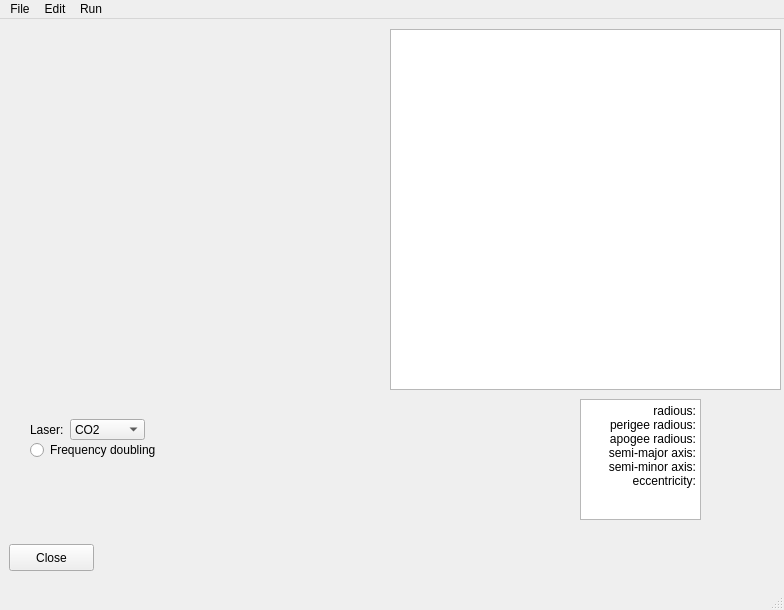
kajsaER/LODR, file Subsystems/GUI.ui: the form before one commit.
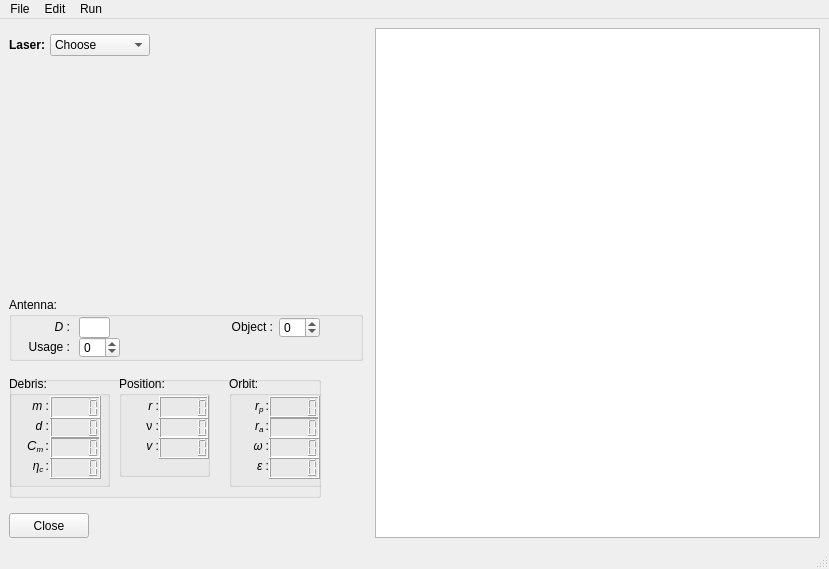
The form after the commit.

```diff
--- a/Subsystems/GUI.ui
+++ b/Subsystems/GUI.ui
@@ -6,120 +6,572 @@
    <rect>
     <x>0</x>
     <y>0</y>
-    <width>784</width>
-    <height>610</height>
+    <width>829</width>
+    <height>569</height>
    </rect>
   </property>
+  <property name="minimumSize">
+   <size>
+    <width>0</width>
+    <height>0</height>
+   </size>
+  </property>
   <property name="windowTitle">
    <string>MainWindow</string>
   </property>
-  <widget class="QWidget" name="centralwidget">
-   <widget class="QPushButton" name="closeBtn">
-    <property name="geometry">
-     <rect>
-      <x>9</x>
-      <y>525</y>
-      <width>85</width>
-      <height>27</height>
-     </rect>
-    </property>
-    <property name="text">
-     <string>Close</string>
-    </property>
-   </widget>
-   <widget class="QGraphicsView" name="plotView">
-    <property name="enabled">
-     <bool>true</bool>
-    </property>
-    <property name="geometry">
-     <rect>
-      <x>390</x>
-      <y>10</y>
-      <width>391</width>
-      <height>361</height>
-     </rect>
-    </property>
-   </widget>
-   <widget class="QTextBrowser" name="textBrowser">
-    <property name="geometry">
-     <rect>
-      <x>580</x>
-      <y>380</y>
-      <width>121</width>
-      <height>121</height>
-     </rect>
-    </property>
-    <property name="html">
-     <string>&lt;!DOCTYPE HTML PUBLIC &quot;-//W3C//DTD HTML 4.0//EN&quot; &quot;http://www.w3.org/TR/REC-html40/strict.dtd&quot;&gt;
-&lt;html&gt;&lt;head&gt;&lt;meta name=&quot;qrichtext&quot; content=&quot;1&quot; /&gt;&lt;style type=&quot;text/css&quot;&gt;
-p, li { white-space: pre-wrap; }
-&lt;/style&gt;&lt;/head&gt;&lt;body style=&quot; font-family:'Noto Sans'; font-size:9pt; font-weight:400; font-style:normal;&quot;&gt;
-&lt;p align=&quot;right&quot; style=&quot; margin-top:0px; margin-bottom:0px; margin-left:0px; margin-right:0px; -qt-block-indent:0; text-indent:0px;&quot;&gt;radious:&lt;/p&gt;
-&lt;p align=&quot;right&quot; style=&quot; margin-top:0px; margin-bottom:0px; margin-left:0px; margin-right:0px; -qt-block-indent:0; text-indent:0px;&quot;&gt;perigee radious:&lt;/p&gt;
-&lt;p align=&quot;right&quot; style=&quot; margin-top:0px; margin-bottom:0px; margin-left:0px; margin-right:0px; -qt-block-indent:0; text-indent:0px;&quot;&gt;apogee radious:&lt;/p&gt;
-&lt;p align=&quot;right&quot; style=&quot; margin-top:0px; margin-bottom:0px; margin-left:0px; margin-right:0px; -qt-block-indent:0; text-indent:0px;&quot;&gt;semi-major axis:&lt;/p&gt;
-&lt;p align=&quot;right&quot; style=&quot; margin-top:0px; margin-bottom:0px; margin-left:0px; margin-right:0px; -qt-block-indent:0; text-indent:0px;&quot;&gt;semi-minor axis:&lt;/p&gt;
-&lt;p align=&quot;right&quot; style=&quot; margin-top:0px; margin-bottom:0px; margin-left:0px; margin-right:0px; -qt-block-indent:0; text-indent:0px;&quot;&gt;eccentricity:&lt;/p&gt;&lt;/body&gt;&lt;/html&gt;</string>
-    </property>
-   </widget>
-   <widget class="QLabel" name="label">
-    <property name="geometry">
-     <rect>
-      <x>30</x>
-      <y>400</y>
-      <width>41</width>
-      <height>21</height>
-     </rect>
-    </property>
-    <property name="text">
-     <string>Laser: </string>
-    </property>
-   </widget>
-   <widget class="QComboBox" name="laserType">
-    <property name="geometry">
-     <rect>
-      <x>70</x>
-      <y>400</y>
-      <width>75</width>
-      <height>21</height>
-     </rect>
-    </property>
-    <item>
-     <property name="text">
-      <string>CO2</string>
-     </property>
+  <widget class="QWidget" name="central_widget">
+   <layout class="QGridLayout" name="gridLayout">
+    <item row="4" column="0" colspan="4">
+     <widget class="QGroupBox" name="groupBox">
+      <property name="minimumSize">
+       <size>
+        <width>200</width>
+        <height>64</height>
+       </size>
+      </property>
+      <property name="title">
+       <string>Antenna:</string>
+      </property>
+      <widget class="QLabel" name="label">
+       <property name="geometry">
+        <rect>
+         <x>30</x>
+         <y>20</y>
+         <width>31</width>
+         <height>21</height>
+        </rect>
+       </property>
+       <property name="text">
+        <string>&lt;html&gt;&lt;head/&gt;&lt;body&gt;&lt;p align=&quot;right&quot;&gt;&lt;span style=&quot; font-style:italic;&quot;&gt;D&lt;/span&gt; :&lt;/p&gt;&lt;/body&gt;&lt;/html&gt;</string>
+       </property>
+      </widget>
+      <widget class="QLineEdit" name="lineEdit">
+       <property name="geometry">
+        <rect>
+         <x>70</x>
+         <y>20</y>
+         <width>31</width>
+         <height>21</height>
+        </rect>
+       </property>
+       <property name="text">
+        <string comment="textdisambiguation" extracomment="textcomment"/>
+       </property>
+       <property name="dragEnabled">
+        <bool>false</bool>
+       </property>
+       <property name="placeholderText">
+        <string comment="placeholdertextdisam" extracomment="placecomment"/>
+       </property>
+      </widget>
+      <widget class="QSpinBox" name="percent">
+       <property name="geometry">
+        <rect>
+         <x>70</x>
+         <y>40</y>
+         <width>41</width>
+         <height>21</height>
+        </rect>
+       </property>
+       <property name="wrapping">
+        <bool>true</bool>
+       </property>
+       <property name="suffix">
+        <string comment="%"/>
+       </property>
+       <property name="maximum">
+        <number>100</number>
+       </property>
+      </widget>
+      <widget class="QLabel" name="label_2">
+       <property name="geometry">
+        <rect>
+         <x>0</x>
+         <y>40</y>
+         <width>61</width>
+         <height>21</height>
+        </rect>
+       </property>
+       <property name="text">
+        <string>&lt;html&gt;&lt;head/&gt;&lt;body&gt;&lt;p align=&quot;right&quot;&gt;Usage :&lt;/p&gt;&lt;/body&gt;&lt;/html&gt;</string>
+       </property>
+      </widget>
+      <widget class="QSpinBox" name="percent_2">
+       <property name="geometry">
+        <rect>
+         <x>270</x>
+         <y>20</y>
+         <width>41</width>
+         <height>21</height>
+        </rect>
+       </property>
+       <property name="wrapping">
+        <bool>true</bool>
+       </property>
+       <property name="suffix">
+        <string comment="%"/>
+       </property>
+       <property name="maximum">
+        <number>100</number>
+       </property>
+      </widget>
+      <widget class="QLabel" name="label_3">
+       <property name="geometry">
+        <rect>
+         <x>217</x>
+         <y>20</y>
+         <width>47</width>
+         <height>21</height>
+        </rect>
+       </property>
+       <property name="text">
+        <string>&lt;html&gt;&lt;head/&gt;&lt;body&gt;&lt;p align=&quot;right&quot;&gt;Object :&lt;/p&gt;&lt;/body&gt;&lt;/html&gt;</string>
+       </property>
+      </widget>
+     </widget>
     </item>
-    <item>
-     <property name="text">
-      <string>Nd:YAG</string>
-     </property>
+    <item row="1" column="0">
+     <widget class="QLabel" name="label_laser">
+      <property name="minimumSize">
+       <size>
+        <width>35</width>
+        <height>0</height>
+       </size>
+      </property>
+      <property name="maximumSize">
+       <size>
+        <width>35</width>
+        <height>16777215</height>
+       </size>
+      </property>
+      <property name="text">
+       <string>&lt;html&gt;&lt;head/&gt;&lt;body&gt;&lt;p&gt;&lt;span style=&quot; font-weight:600;&quot;&gt;Laser: &lt;/span&gt;&lt;/p&gt;&lt;/body&gt;&lt;/html&gt;</string>
+      </property>
+     </widget>
     </item>
-    <item>
-     <property name="text">
-      <string>TiS</string>
-     </property>
+    <item row="3" column="0">
+     <spacer name="verticalSpacer_2">
+      <property name="orientation">
+       <enum>Qt::Vertical</enum>
+      </property>
+      <property name="sizeHint" stdset="0">
+       <size>
+        <width>20</width>
+        <height>36</height>
+       </size>
+      </property>
+     </spacer>
     </item>
-   </widget>
-   <widget class="QRadioButton" name="freqDub">
-    <property name="geometry">
-     <rect>
-      <x>30</x>
-      <y>420</y>
-      <width>161</width>
-      <height>22</height>
-     </rect>
-    </property>
-    <property name="text">
-     <string>Frequency doubling</string>
-    </property>
-   </widget>
+    <item row="5" column="0">
+     <spacer name="verticalSpacer">
+      <property name="orientation">
+       <enum>Qt::Vertical</enum>
+      </property>
+      <property name="sizeHint" stdset="0">
+       <size>
+        <width>20</width>
+        <height>36</height>
+       </size>
+      </property>
+     </spacer>
+    </item>
+    <item row="6" column="0" colspan="3">
+     <widget class="QGroupBox" name="groupBox_2">
+      <property name="minimumSize">
+       <size>
+        <width>312</width>
+        <height>122</height>
+       </size>
+      </property>
+      <property name="title">
+       <string/>
+      </property>
+      <widget class="QGroupBox" name="DebrisGroup">
+       <property name="geometry">
+        <rect>
+         <x>0</x>
+         <y>0</y>
+         <width>101</width>
+         <height>111</height>
+        </rect>
+       </property>
+       <property name="title">
+        <string>Debris:</string>
+       </property>
+       <widget class="QLCDNumber" name="num_etac">
+        <property name="geometry">
+         <rect>
+          <x>41</x>
+          <y>80</y>
+          <width>51</width>
+          <height>23</height>
+         </rect>
+        </property>
+       </widget>
+       <widget class="QLabel" name="label_etac">
+        <property name="geometry">
+         <rect>
+          <x>10</x>
+          <y>80</y>
+          <width>30</width>
+          <height>20</height>
+         </rect>
+        </property>
+        <property name="text">
+         <string>&lt;html&gt;&lt;head/&gt;&lt;body&gt;&lt;p align=&quot;right&quot;&gt;&lt;span style=&quot; font-style:italic;&quot;&gt;η&lt;/span&gt;&lt;span style=&quot; font-style:italic; vertical-align:sub;&quot;&gt;c &lt;/span&gt;:&lt;/p&gt;&lt;/body&gt;&lt;/html&gt;</string>
+        </property>
+       </widget>
+       <widget class="QLabel" name="label_Cm">
+        <property name="geometry">
+         <rect>
+          <x>-1</x>
+          <y>60</y>
+          <width>41</width>
+          <height>20</height>
+         </rect>
+        </property>
+        <property name="text">
+         <string>&lt;html&gt;&lt;head/&gt;&lt;body&gt;&lt;p align=&quot;right&quot;&gt;&lt;span style=&quot; font-size:10pt; font-style:italic;&quot;&gt;C&lt;/span&gt;&lt;span style=&quot; font-size:10pt; font-style:italic; vertical-align:sub;&quot;&gt;m &lt;/span&gt;&lt;span style=&quot; font-size:10pt;&quot;&gt;:&lt;/span&gt;&lt;/p&gt;&lt;/body&gt;&lt;/html&gt;</string>
+        </property>
+       </widget>
+       <widget class="QLabel" name="label_m">
+        <property name="geometry">
+         <rect>
+          <x>10</x>
+          <y>20</y>
+          <width>30</width>
+          <height>20</height>
+         </rect>
+        </property>
+        <property name="text">
+         <string>&lt;html&gt;&lt;head/&gt;&lt;body&gt;&lt;p align=&quot;right&quot;&gt;&lt;span style=&quot; font-style:italic;&quot;&gt;m &lt;/span&gt;:&lt;/p&gt;&lt;/body&gt;&lt;/html&gt;</string>
+        </property>
+       </widget>
+       <widget class="QLCDNumber" name="num_d">
+        <property name="geometry">
+         <rect>
+          <x>41</x>
+          <y>40</y>
+          <width>51</width>
+          <height>23</height>
+         </rect>
+        </property>
+       </widget>
+       <widget class="QLCDNumber" name="num_m">
+        <property name="geometry">
+         <rect>
+          <x>41</x>
+          <y>20</y>
+          <width>51</width>
+          <height>23</height>
+         </rect>
+        </property>
+       </widget>
+       <widget class="QLabel" name="label_d">
+        <property name="geometry">
+         <rect>
+          <x>10</x>
+          <y>40</y>
+          <width>30</width>
+          <height>20</height>
+         </rect>
+        </property>
+        <property name="text">
+         <string>&lt;html&gt;&lt;head/&gt;&lt;body&gt;&lt;p align=&quot;right&quot;&gt;&lt;span style=&quot; font-style:italic;&quot;&gt;d &lt;/span&gt;:&lt;/p&gt;&lt;/body&gt;&lt;/html&gt;</string>
+        </property>
+       </widget>
+       <widget class="QLCDNumber" name="num_Cm">
+        <property name="geometry">
+         <rect>
+          <x>41</x>
+          <y>60</y>
+          <width>51</width>
+          <height>23</height>
+         </rect>
+        </property>
+       </widget>
+      </widget>
+      <widget class="QGroupBox" name="PositionGroup">
+       <property name="geometry">
+        <rect>
+         <x>110</x>
+         <y>0</y>
+         <width>91</width>
+         <height>101</height>
+        </rect>
+       </property>
+       <property name="title">
+        <string>Position:</string>
+       </property>
+       <widget class="QLCDNumber" name="num_v">
+        <property name="geometry">
+         <rect>
+          <x>40</x>
+          <y>60</y>
+          <width>50</width>
+          <height>23</height>
+         </rect>
+        </property>
+       </widget>
+       <widget class="QLabel" name="label_r">
+        <property name="geometry">
+         <rect>
+          <x>20</x>
+          <y>20</y>
+          <width>20</width>
+          <height>20</height>
+         </rect>
+        </property>
+        <property name="text">
+         <string>&lt;html&gt;&lt;head/&gt;&lt;body&gt;&lt;p align=&quot;right&quot;&gt;&lt;span style=&quot; font-style:italic;&quot;&gt;r &lt;/span&gt;:&lt;/p&gt;&lt;/body&gt;&lt;/html&gt;</string>
+        </property>
+       </widget>
+       <widget class="QLabel" name="label_v">
+        <property name="geometry">
+         <rect>
+          <x>20</x>
+          <y>60</y>
+          <width>20</width>
+          <height>20</height>
+         </rect>
+        </property>
+        <property name="text">
+         <string>&lt;html&gt;&lt;head/&gt;&lt;body&gt;&lt;p align=&quot;right&quot;&gt;&lt;span style=&quot; font-style:italic;&quot;&gt;v &lt;/span&gt;:&lt;/p&gt;&lt;/body&gt;&lt;/html&gt;</string>
+        </property>
+       </widget>
+       <widget class="QLabel" name="label_nu">
+        <property name="geometry">
+         <rect>
+          <x>20</x>
+          <y>40</y>
+          <width>20</width>
+          <height>20</height>
+         </rect>
+        </property>
+        <property name="text">
+         <string>&lt;html&gt;&lt;head/&gt;&lt;body&gt;&lt;p align=&quot;right&quot;&gt;ν :&lt;/p&gt;&lt;/body&gt;&lt;/html&gt;</string>
+        </property>
+       </widget>
+       <widget class="QLCDNumber" name="num_nu">
+        <property name="geometry">
+         <rect>
+          <x>40</x>
+          <y>40</y>
+          <width>50</width>
+          <height>23</height>
+         </rect>
+        </property>
+       </widget>
+       <widget class="QLCDNumber" name="num_r">
+        <property name="geometry">
+         <rect>
+          <x>40</x>
+          <y>20</y>
+          <width>50</width>
+          <height>23</height>
+         </rect>
+        </property>
+       </widget>
+      </widget>
+      <widget class="QGroupBox" name="OrbitGroup">
+       <property name="geometry">
+        <rect>
+         <x>220</x>
+         <y>0</y>
+         <width>98</width>
+         <height>111</height>
+        </rect>
+       </property>
+       <property name="title">
+        <string>Orbit:</string>
+       </property>
+       <widget class="QLCDNumber" name="num_epsilon">
+        <property name="geometry">
+         <rect>
+          <x>40</x>
+          <y>80</y>
+          <width>51</width>
+          <height>23</height>
+         </rect>
+        </property>
+       </widget>
+       <widget class="QLabel" name="label_epsilon">
+        <property name="geometry">
+         <rect>
+          <x>20</x>
+          <y>80</y>
+          <width>20</width>
+          <height>20</height>
+         </rect>
+        </property>
+        <property name="text">
+         <string>&lt;html&gt;&lt;head/&gt;&lt;body&gt;&lt;p align=&quot;right&quot;&gt;&lt;span style=&quot; font-style:italic;&quot;&gt;ε &lt;/span&gt;:&lt;/p&gt;&lt;/body&gt;&lt;/html&gt;</string>
+        </property>
+       </widget>
+       <widget class="QLCDNumber" name="num_rp">
+        <property name="geometry">
+         <rect>
+          <x>40</x>
+          <y>20</y>
+          <width>51</width>
+          <height>23</height>
+         </rect>
+        </property>
+       </widget>
+       <widget class="QLabel" name="label_rp">
+        <property name="geometry">
+         <rect>
+          <x>20</x>
+          <y>10</y>
+          <width>20</width>
+          <height>41</height>
+         </rect>
+        </property>
+        <property name="text">
+         <string>&lt;html&gt;&lt;head/&gt;&lt;body&gt;&lt;p align=&quot;right&quot;&gt;&lt;span style=&quot; font-style:italic;&quot;&gt;r&lt;/span&gt;&lt;span style=&quot; font-style:italic; vertical-align:sub;&quot;&gt;p &lt;/span&gt;:&lt;/p&gt;&lt;/body&gt;&lt;/html&gt;</string>
+        </property>
+       </widget>
+       <widget class="QLCDNumber" name="num_omega">
+        <property name="geometry">
+         <rect>
+          <x>40</x>
+          <y>60</y>
+          <width>51</width>
+          <height>23</height>
+         </rect>
+        </property>
+       </widget>
+       <widget class="QLCDNumber" name="num_ra">
+        <property name="geometry">
+         <rect>
+          <x>40</x>
+          <y>40</y>
+          <width>51</width>
+          <height>23</height>
+         </rect>
+        </property>
+       </widget>
+       <widget class="QLabel" name="label_ra">
+        <property name="geometry">
+         <rect>
+          <x>20</x>
+          <y>40</y>
+          <width>20</width>
+          <height>20</height>
+         </rect>
+        </property>
+        <property name="text">
+         <string>&lt;html&gt;&lt;head/&gt;&lt;body&gt;&lt;p align=&quot;right&quot;&gt;&lt;span style=&quot; font-style:italic;&quot;&gt;r&lt;/span&gt;&lt;span style=&quot; font-style:italic; vertical-align:sub;&quot;&gt;a &lt;/span&gt;:&lt;/p&gt;&lt;/body&gt;&lt;/html&gt;</string>
+        </property>
+       </widget>
+       <widget class="QLabel" name="label_omega">
+        <property name="geometry">
+         <rect>
+          <x>20</x>
+          <y>60</y>
+          <width>20</width>
+          <height>20</height>
+         </rect>
+        </property>
+        <property name="text">
+         <string>&lt;html&gt;&lt;head/&gt;&lt;body&gt;&lt;p align=&quot;right&quot;&gt;𝜔 :&lt;/p&gt;&lt;/body&gt;&lt;/html&gt;</string>
+        </property>
+       </widget>
+      </widget>
+     </widget>
+    </item>
+    <item row="7" column="0">
+     <spacer name="verticalSpacer_3">
+      <property name="orientation">
+       <enum>Qt::Vertical</enum>
+      </property>
+      <property name="sizeHint" stdset="0">
+       <size>
+        <width>20</width>
+        <height>36</height>
+       </size>
+      </property>
+     </spacer>
+    </item>
+    <item row="8" column="0" colspan="3">
+     <widget class="QPushButton" name="closeBtn">
+      <property name="minimumSize">
+       <size>
+        <width>80</width>
+        <height>25</height>
+       </size>
+      </property>
+      <property name="maximumSize">
+       <size>
+        <width>80</width>
+        <height>25</height>
+       </size>
+      </property>
+      <property name="text">
+       <string>Close</string>
+      </property>
+     </widget>
+    </item>
+    <item row="1" column="1">
+     <widget class="QComboBox" name="laserType">
+      <property name="maximumSize">
+       <size>
+        <width>100</width>
+        <height>16777215</height>
+       </size>
+      </property>
+      <item>
+       <property name="text">
+        <string>Choose</string>
+       </property>
+      </item>
+      <item>
+       <property name="text">
+        <string>CO2</string>
+       </property>
+      </item>
+      <item>
+       <property name="text">
+        <string>Nd:YAG</string>
+       </property>
+      </item>
+      <item>
+       <property name="text">
+        <string>TiS</string>
+       </property>
+      </item>
+      <item>
+       <property name="text">
+        <string>Custom</string>
+       </property>
+      </item>
+     </widget>
+    </item>
+    <item row="0" column="5" rowspan="9">
+     <widget class="QGraphicsView" name="plotView">
+      <property name="enabled">
+       <bool>true</bool>
+      </property>
+     </widget>
+    </item>
+    <item row="2" column="0" colspan="5">
+     <widget class="QWidget" name="laserwidget" native="true">
+      <property name="minimumSize">
+       <size>
+        <width>124</width>
+        <height>220</height>
+       </size>
+      </property>
+     </widget>
+    </item>
+   </layout>
   </widget>
   <widget class="QMenuBar" name="menubar">
    <property name="geometry">
     <rect>
      <x>0</x>
      <y>0</y>
-     <width>784</width>
+     <width>829</width>
      <height>27</height>
     </rect>
    </property>
```
Left out of the diff: 34 changed lines with no effect on the pictures.
